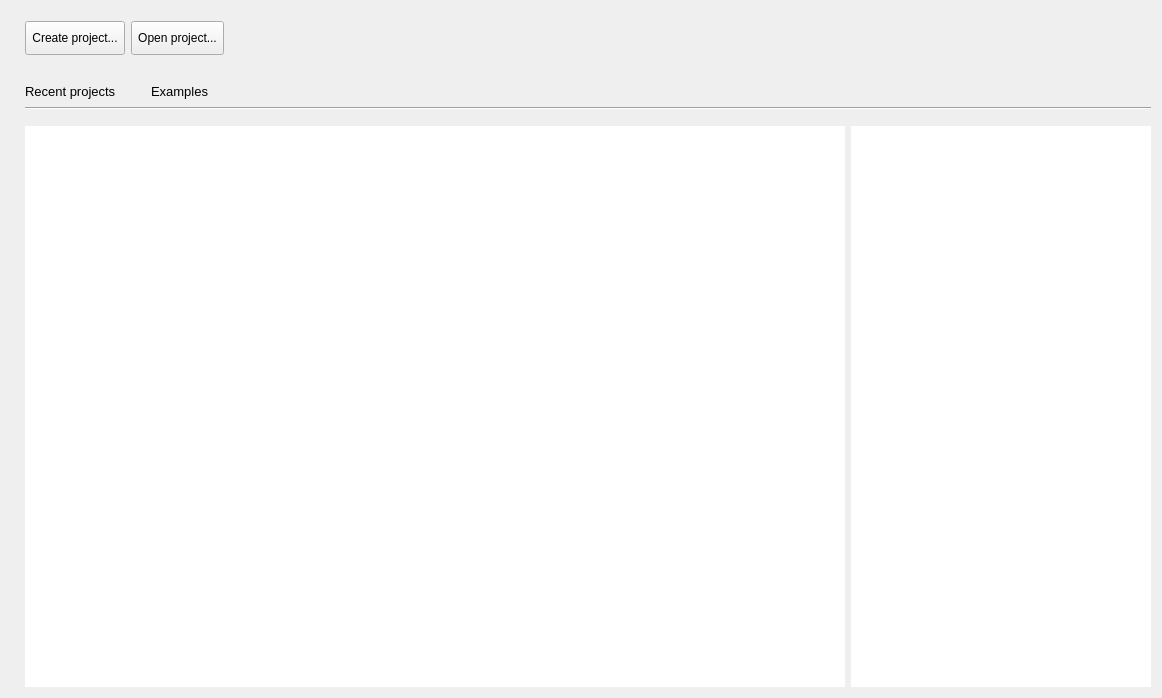
Brockaaa/SIM-VICUS, file SIM-VICUS/src/SVWelcomeScreen.ui: the form before one commit.
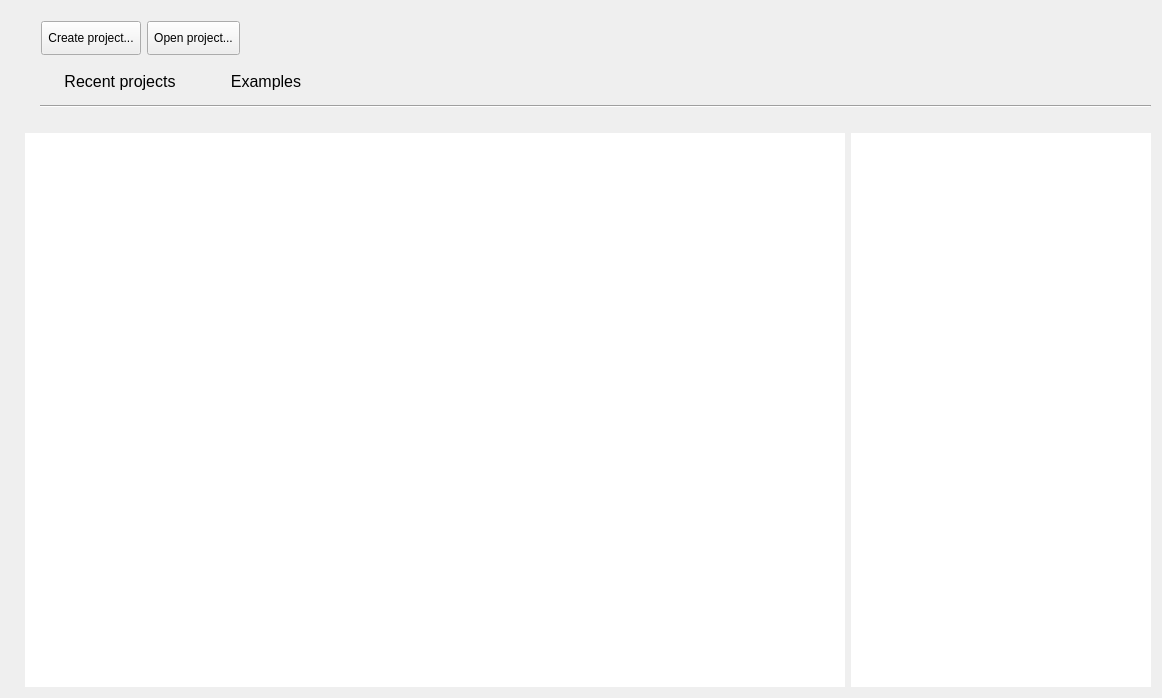
The form after the commit. Icons and pictures are not drawn. Custom widgets are drawn as their Qt base class.

The edit to the form file:
```diff
--- a/SIM-VICUS/src/SVWelcomeScreen.ui
+++ b/SIM-VICUS/src/SVWelcomeScreen.ui
@@ -21,11 +21,11 @@
    <string>Form</string>
   </property>
   <property name="autoFillBackground">
-   <bool>true</bool>
+   <bool>false</bool>
   </property>
-  <layout class="QVBoxLayout" name="verticalLayout">
-   <item>
-    <spacer name="verticalSpacer_2">
+  <layout class="QGridLayout" name="gridLayout_2">
+   <item row="0" column="0">
+    <spacer name="verticalSpacer_4">
      <property name="orientation">
       <enum>Qt::Vertical</enum>
      </property>
@@ -40,7 +40,7 @@
      </property>
     </spacer>
    </item>
-   <item>
+   <item row="1" column="0">
     <layout class="QHBoxLayout" name="horizontalLayout">
      <item>
       <spacer name="horizontalSpacer_2">
@@ -48,11 +48,11 @@
         <enum>Qt::Horizontal</enum>
        </property>
        <property name="sizeType">
-        <enum>QSizePolicy::Fixed</enum>
+        <enum>QSizePolicy::Maximum</enum>
        </property>
        <property name="sizeHint" stdset="0">
         <size>
-         <width>14</width>
+         <width>30</width>
          <height>20</height>
         </size>
        </property>
@@ -125,7 +125,7 @@
      </item>
     </layout>
    </item>
-   <item>
+   <item row="2" column="0">
     <spacer name="verticalSpacer">
      <property name="orientation">
       <enum>Qt::Vertical</enum>
@@ -136,21 +136,24 @@
      <property name="sizeHint" stdset="0">
       <size>
        <width>20</width>
-       <height>20</height>
+       <height>10</height>
       </size>
      </property>
     </spacer>
    </item>
-   <item>
+   <item row="3" column="0">
     <layout class="QGridLayout" name="gridLayout">
-     <item row="3" column="1">
-      <widget class="QTextBrowser" name="textBrowserMain">
+     <item row="4" column="2">
+      <widget class="QTextBrowser" name="textBrowserNews">
+       <property name="maximumSize">
+        <size>
+         <width>300</width>
+         <height>16777215</height>
+        </size>
+       </property>
        <property name="frameShape">
         <enum>QFrame::NoFrame</enum>
        </property>
-       <property name="lineWidth">
-        <number>0</number>
-       </property>
        <property name="openLinks">
         <bool>false</bool>
        </property>
@@ -158,64 +161,102 @@
      </item>
      <item row="0" column="1" colspan="2">
       <layout class="QHBoxLayout" name="horizontalLayout_4">
+       <item>
+        <spacer name="horizontalSpacer_6">
+         <property name="orientation">
+          <enum>Qt::Horizontal</enum>
+         </property>
+         <property name="sizeType">
+          <enum>QSizePolicy::Preferred</enum>
+         </property>
+         <property name="sizeHint" stdset="0">
+          <size>
+           <width>15</width>
+           <height>20</height>
+          </size>
+         </property>
+        </spacer>
+       </item>
        <item>
         <widget class="QtExt::ClickableLabel" name="labelRecent">
          <property name="sizePolicy">
-          <sizepolicy hsizetype="Maximum" vsizetype="Preferred">
+          <sizepolicy hsizetype="Fixed" vsizetype="Preferred">
            <horstretch>0</horstretch>
            <verstretch>0</verstretch>
           </sizepolicy>
          </property>
          <property name="minimumSize">
           <size>
-           <width>120</width>
+           <width>160</width>
            <height>0</height>
           </size>
          </property>
          <property name="maximumSize">
           <size>
-           <width>120</width>
+           <width>140</width>
            <height>16777215</height>
           </size>
          </property>
          <property name="font">
           <font>
-           <pointsize>10</pointsize>
+           <pointsize>12</pointsize>
           </font>
          </property>
          <property name="text">
           <string>Recent projects</string>
          </property>
+         <property name="alignment">
+          <set>Qt::AlignCenter</set>
+         </property>
         </widget>
        </item>
+       <item>
+        <spacer name="horizontalSpacer_4">
+         <property name="orientation">
+          <enum>Qt::Horizontal</enum>
+         </property>
+         <property name="sizeType">
+          <enum>QSizePolicy::Maximum</enum>
+         </property>
+         <property name="sizeHint" stdset="0">
+          <size>
+           <width>10</width>
+           <height>20</height>
+          </size>
+         </property>
+        </spacer>
+       </item>
        <item>
         <widget class="QtExt::ClickableLabel" name="labelExample">
          <property name="sizePolicy">
-          <sizepolicy hsizetype="Maximum" vsizetype="Preferred">
+          <sizepolicy hsizetype="Fixed" vsizetype="Preferred">
            <horstretch>0</horstretch>
            <verstretch>0</verstretch>
           </sizepolicy>
          </property>
          <property name="minimumSize">
           <size>
-           <width>120</width>
+           <width>100</width>
            <height>0</height>
           </size>
          </property>
          <property name="maximumSize">
           <size>
-           <width>120</width>
+           <width>100</width>
            <height>16777215</height>
           </size>
          </property>
          <property name="font">
           <font>
-           <pointsize>10</pointsize>
+           <pointsize>12</pointsize>
           </font>
          </property>
          <property name="text">
           <string>Examples</string>
          </property>
+         <property name="alignment">
+          <set>Qt::AlignCenter</set>
+         </property>
         </widget>
        </item>
        <item>
@@ -233,7 +274,20 @@
        </item>
       </layout>
      </item>
-     <item row="3" column="0">
+     <item row="4" column="1">
+      <widget class="QTextBrowser" name="textBrowserMain">
+       <property name="frameShape">
+        <enum>QFrame::NoFrame</enum>
+       </property>
+       <property name="lineWidth">
+        <number>0</number>
+       </property>
+       <property name="openLinks">
+        <bool>false</bool>
+       </property>
+      </widget>
+     </item>
+     <item row="4" column="0">
       <spacer name="horizontalSpacer_5">
        <property name="orientation">
         <enum>Qt::Horizontal</enum>
@@ -249,23 +303,7 @@
        </property>
       </spacer>
      </item>
-     <item row="3" column="2">
-      <widget class="QTextBrowser" name="textBrowserNews">
-       <property name="maximumSize">
-        <size>
-         <width>300</width>
-         <height>16777215</height>
-        </size>
-       </property>
-       <property name="frameShape">
-        <enum>QFrame::NoFrame</enum>
-       </property>
-       <property name="openLinks">
-        <bool>false</bool>
-       </property>
-      </widget>
-     </item>
-     <item row="2" column="1">
+     <item row="3" column="1">
       <spacer name="verticalSpacer_3">
        <property name="orientation">
         <enum>Qt::Vertical</enum>
@@ -282,11 +320,31 @@
       </spacer>
      </item>
      <item row="1" column="1" colspan="2">
-      <widget class="Line" name="line">
-       <property name="orientation">
-        <enum>Qt::Horizontal</enum>
-       </property>
-      </widget>
+      <layout class="QHBoxLayout" name="horizontalLayout_2">
+       <item>
+        <spacer name="horizontalSpacer_7">
+         <property name="orientation">
+          <enum>Qt::Horizontal</enum>
+         </property>
+         <property name="sizeType">
+          <enum>QSizePolicy::Maximum</enum>
+         </property>
+         <property name="sizeHint" stdset="0">
+          <size>
+           <width>15</width>
+           <height>20</height>
+          </size>
+         </property>
+        </spacer>
+       </item>
+       <item>
+        <widget class="Line" name="line">
+         <property name="orientation">
+          <enum>Qt::Horizontal</enum>
+         </property>
+        </widget>
+       </item>
+      </layout>
      </item>
     </layout>
    </item>
```
Left out of the diff: 18 changed lines with no effect on the pictures.
